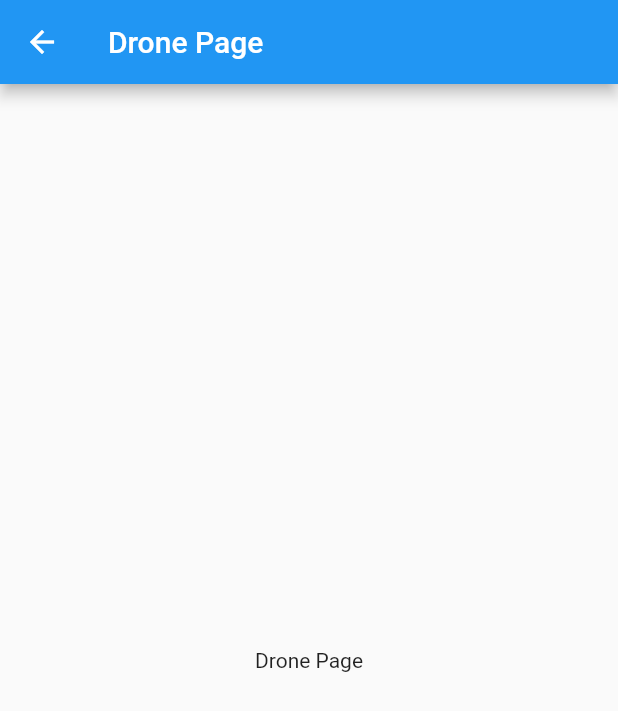
After one commit to RaphaelRat/OnFly, a Flutter app: the DronePage screen opened by its route, on a phone screen of 412 x 824 dp. The commit adds this screen. Shown: the top 711 px of the screen. Run offline on Flutter 3.47's test engine with Material 2 defaults, Android fonts, the phone set to English and light mode, and no system bars; our stand-ins replace get.

Commit message:
add DronePage

```diff
--- /dev/null
+++ b/lib/app/modules/drone/drone_controller.dart
@@ -0,0 +1,5 @@
+import 'package:get/get.dart';
+
+class DroneController extends GetxController {
+  String text = 'Drone Page';
+}
--- /dev/null
+++ b/lib/app/modules/drone/drone_page.dart
@@ -0,0 +1,18 @@
+import 'package:flutter/material.dart';
+import 'package:get/get.dart';
+import 'package:onfly/app/modules/drone/drone_controller.dart';
+
+class DronePage extends GetView<DroneController> {
+  const DronePage({Key? key}) : super(key: key);
+  static String route = '/drone';
+
+  @override
+  Widget build(BuildContext context) {
+    return Scaffold(
+      appBar: AppBar(title: const Text('Drone Page')),
+      body: Center(
+        child: Text(controller.text),
+      ),
+    );
+  }
+}
--- a/lib/app/routes/pages.dart
+++ b/lib/app/routes/pages.dart
@@ -1,11 +1,14 @@
 import 'package:get/get.dart';
-import 'package:onfly/app/modules/bottom_navigation/bottom_navigation_controller.dart';
-import 'package:onfly/app/modules/bottom_navigation/bottom_navigation_page.dart';
-import 'package:onfly/app/modules/home/home_controller.dart';
-import 'package:onfly/app/modules/login/login_controller.dart';
-import 'package:onfly/app/modules/login/login_page.dart';
-import 'package:onfly/app/modules/profile/profile_controller.dart';
-import 'package:onfly/app/modules/radar/radar_controller.dart';
+
+import '../modules/bottom_navigation/bottom_navigation_controller.dart';
+import '../modules/bottom_navigation/bottom_navigation_page.dart';
+import '../modules/drone/drone_controller.dart';
+import '../modules/drone/drone_page.dart';
+import '../modules/home/home_controller.dart';
+import '../modules/login/login_controller.dart';
+import '../modules/login/login_page.dart';
+import '../modules/profile/profile_controller.dart';
+import '../modules/radar/radar_controller.dart';
 
 List<GetPage> getAppPages() {
   return [
@@ -24,5 +27,10 @@ List<GetPage> getAppPages() {
         BindingsBuilder(() => Get.lazyPut<ProfileController>(() => ProfileController())),
       ],
     ),
+    GetPage(
+      name: DronePage.route,
+      page: () => const DronePage(),
+      binding: BindingsBuilder(() => Get.lazyPut<DroneController>(() => DroneController())),
+    ),
   ];
 }
```
